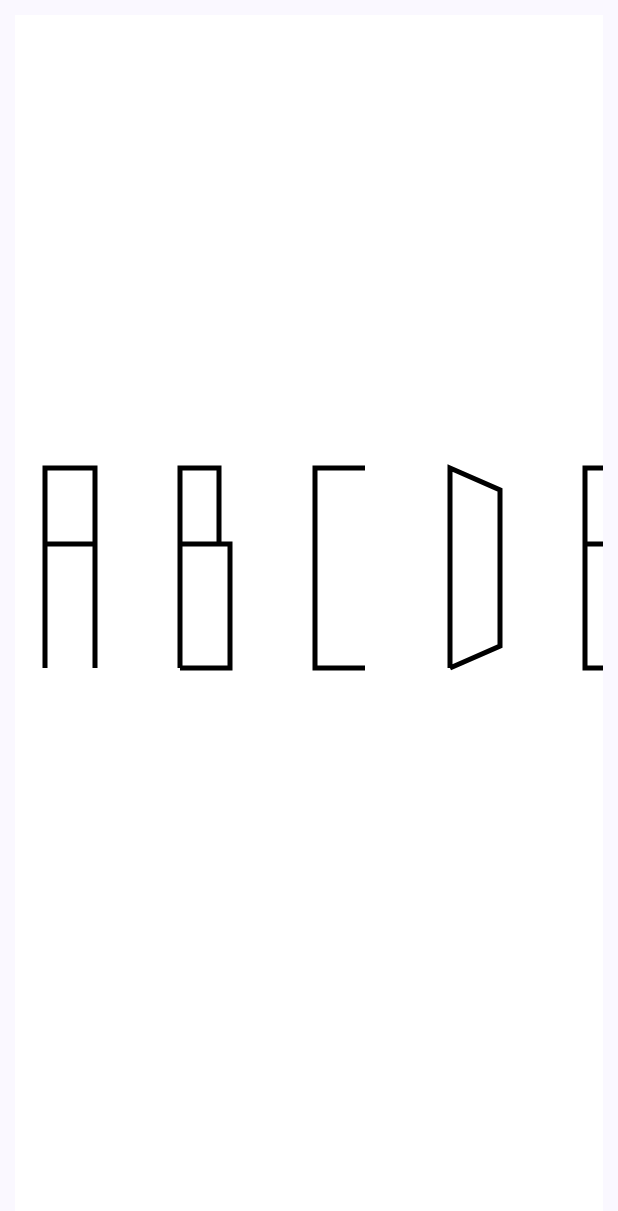
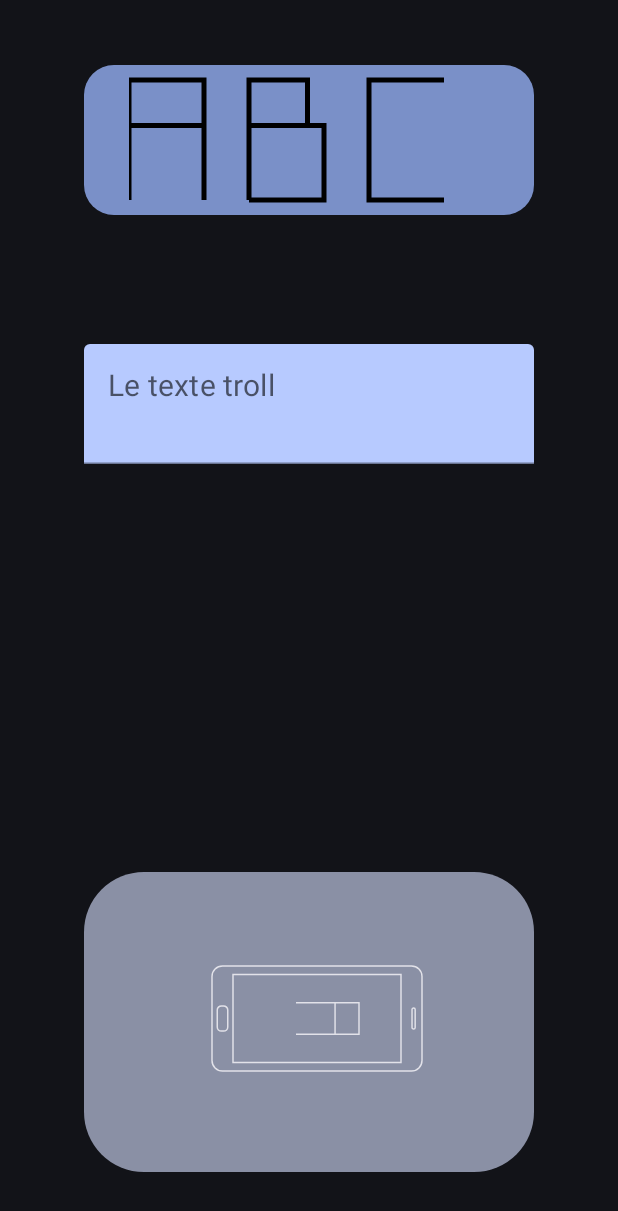
Before and after one commit to SCOTT-HAMILTON/Trollslate, an Android app built with Jetpack Compose: the screen it shows after launch (MainActivity), on a phone screen of 412 x 824 dp. Shown: the top 1211 px of the screen. Run offline under Robolectric (Android 15) with nearby library versions, the phone set to English and light mode, and no system bars.

Commit message:
Modern 3D Phone Anim

```diff
--- /dev/null
+++ b/app/src/main/java/org/scotthamilton/trollslate/Letter.kt
@@ -0,0 +1,214 @@
+package org.scotthamilton.trollslate
+
+import android.graphics.Point
+import android.graphics.PointF
+import android.os.Build
+import android.util.SizeF
+import androidx.annotation.RequiresApi
+import androidx.compose.foundation.Canvas
+import androidx.compose.foundation.background
+import androidx.compose.foundation.layout.*
+import androidx.compose.material3.MaterialTheme
+import androidx.compose.runtime.Composable
+import androidx.compose.ui.Alignment
+import androidx.compose.ui.Modifier
+import androidx.compose.ui.geometry.Size
+import androidx.compose.ui.graphics.Color
+import androidx.compose.ui.graphics.Path
+import androidx.compose.ui.graphics.drawscope.Stroke
+import androidx.compose.ui.unit.dp
+
+enum class RangeType { INDIVIDUALS, GROUP }
+
+data class TypedRange(
+    val range: IntRange,
+    val type: RangeType
+) {
+    override fun toString() =
+        (if (type == RangeType.INDIVIDUALS) "I" else "G") + "(${range})"
+}
+
+private fun IndivRange(start: Int, end: Int) =
+    TypedRange(IntRange(start, end), RangeType.INDIVIDUALS)
+private fun GroupRange(start: Int, end: Int) =
+    TypedRange(IntRange(start, end), RangeType.GROUP)
+
+@RequiresApi(Build.VERSION_CODES.N)
+fun Codon2LetterPath(
+    codon: String,
+    canvas_size: Size
+): Path? {
+    val croppedCodon = codon
+    val groupRanges =
+        listOf(GroupRange(-1, -1)) +
+                """\(\w*\)""".toRegex().findAll(croppedCodon).map {
+                    GroupRange(it.range.first, it.range.last)
+                }.toList() +
+                listOf(GroupRange(croppedCodon.length, croppedCodon.length))
+    val indivRanges = groupRanges.foldRight(
+        GroupRange(0, 0) to mutableListOf<TypedRange>()
+    ) { t, r ->
+        println("t=$t, r=$r")
+        val prev = r.first
+        if (prev.range != 0..0) {
+            val newstart = t.range.last + 1
+            val newend = r.first.range.first - 1
+            if (newend >= newstart) {
+                r.second.add(IndivRange(newstart, newend))
+            }
+        }
+        t to r.second
+    }.second
+    val (sortedRanges, firstPos) = (indivRanges + groupRanges.dropLast(1).drop(1))
+        .sortedBy { it.range.first }.let {
+            val first = it.first()
+            val code = croppedCodon.substring(first.range)
+            if (first.type == RangeType.INDIVIDUALS) {
+                val start_pos = IndivCode2Point(code.first(), Point(0, 0))
+                if (start_pos == null) {
+                    println("[error] invalid start pos `$code`")
+                    return null
+                } else {
+                    listOf(
+                        IndivRange(
+                            first.range.first + 1,
+                            first.range.last
+                        )
+                    ) + it.drop(1) to start_pos
+                }
+            } else {
+                it.drop(1) to GroupCode2Point(code, Point(0, 0))
+            }
+        }
+    val path = Path()
+    var cur_pos_pc = firstPos
+    println("lol codon=$codon, firstPos=$firstPos")
+    path.moveTo(pcToPoint(cur_pos_pc, canvas_size))
+    sortedRanges.forEach {
+        if (it.type == RangeType.INDIVIDUALS) {
+            cur_pos_pc =
+                applyIndivCode2Path(
+                    croppedCodon.substring(it.range),
+                    path,
+                    cur_pos_pc,
+                    canvas_size
+                )
+        } else {
+            cur_pos_pc =
+                applyGroupCode2Path(
+                    croppedCodon.substring(it.range),
+                    path,
+                    cur_pos_pc,
+                    canvas_size
+                )
+        }
+    }
+    return path
+}
+
+@RequiresApi(Build.VERSION_CODES.N)
+@Composable
+private fun Codon2Letter(
+    modifier: Modifier,
+    codon: String,
+    textColor: Color,
+    backgroundColor: Color
+) {
+//    println("lol split output: indivRanges = $indivRanges, groupRanges: $groupRanges, sortedRanges=$sortedRanges")
+    Canvas(
+        modifier = modifier.background(backgroundColor).width(50.dp),
+        onDraw = {
+            drawRect(color = backgroundColor)
+            Codon2LetterPath(codon, size)?.let {
+                drawPath(it, color = textColor, style = Stroke(width = 5f))
+            }
+        }
+    )
+}
+
+private fun Path.moveTo(point: PointF) {
+    moveTo(point.x, point.y)
+}
+
+private fun Path.lineTo(point: PointF) {
+    lineTo(point.x, point.y)
+}
+
+fun IndivCode2Point(code: Char, start_cur_pos_pc: Point) : Point? {
+    val line  = FontData.linesMap[code]
+    return if (line == null) {
+        println("[error] unknown line `$code`")
+        null
+    } else {
+        Point(
+            (if (line is VLine) line.pc else start_cur_pos_pc.x),
+            (if (line is HLine) line.pc else start_cur_pos_pc.y)
+        )
+    }
+}
+
+fun GroupCode2Point(code: String, start_cur_pos_pc: Point) : Point {
+    val lines = code.map { FontData.linesMap[it] }.filterNotNull()
+    return lines.fold(start_cur_pos_pc) { pos, line ->
+        Point(
+            (if (line is VLine) line.pc else pos.x),
+            (if (line is HLine) line.pc else pos.y)
+        )
+    }
+}
+
+fun applyIndivCode2Path(code: String,
+                        path: Path,
+                        start_cur_pos_pc: Point,
+                        canvas_size: Size) : Point {
+    var cur_pos_pc = start_cur_pos_pc
+    code.forEach {
+        IndivCode2Point(it, cur_pos_pc)?.let { new_pos ->
+            println("lol applyIndivCode2Path $code -> $new_pos")
+            path.lineTo(pcToPoint(new_pos, canvas_size))
+            cur_pos_pc = new_pos
+        }
+    }
+    return cur_pos_pc
+}
+fun applyGroupCode2Path(code: String,
+                        path: Path,
+                        start_cur_pos_pc: Point,
+                        canvas_size: Size) : Point {
+    val new_pos = GroupCode2Point(code, start_cur_pos_pc)
+    println("lol applyGroupCode2Path $code -> $new_pos")
+    val p = pcToPoint(new_pos, canvas_size)
+
+    if (code.length >= 2 && code[1] == '_')  {
+        path.moveTo(p)
+    } else {
+        path.lineTo(p)
+    }
+    return new_pos
+}
+
+fun pcToPoint(pcPoint: Point, canvas_size: Size) =
+    PointF(canvas_size.width.toFloat()*pcPoint.x.toFloat()/100f,
+        canvas_size.height.toFloat()*(100-pcPoint.y).toFloat()/100f)
+
+@RequiresApi(Build.VERSION_CODES.N)
+@Composable
+fun Letter(
+    modifier: Modifier,
+    letter: Char = 'A',
+//    canvas_size: SizeF,
+    backgroundColor: Color,
+    textColor: Color
+) {
+    val codon = FontData.lettersCodonTable[letter]
+    if (codon == null) {
+        println("[error] unsupported character `$letter`, can't display it out.")
+    } else {
+        Box (modifier = modifier
+            .fillMaxSize()
+            .background(backgroundColor)) {
+            Codon2Letter(modifier.align(Alignment.Center)
+                .background(backgroundColor), codon, textColor, backgroundColor)
+        }
+    }
+}
--- a/app/src/main/java/org/scotthamilton/trollslate/MainActivity.kt
+++ b/app/src/main/java/org/scotthamilton/trollslate/MainActivity.kt
@@ -1,7 +1,6 @@
 package org.scotthamilton.trollslate
 
-import android.graphics.Point
-import android.graphics.PointF
+import android.graphics.Matrix
 import android.os.Build
 import android.os.Bundle
 import android.util.SizeF
@@ -10,18 +9,31 @@ import androidx.activity.compose.setContent
 import androidx.annotation.RequiresApi
 import androidx.compose.foundation.Canvas
 import androidx.compose.foundation.background
+import androidx.compose.foundation.gestures.Orientation
+import androidx.compose.foundation.gestures.rememberScrollableState
+import androidx.compose.foundation.gestures.scrollable
 import androidx.compose.foundation.layout.*
 import androidx.compose.foundation.lazy.LazyRow
+import androidx.compose.foundation.shape.RoundedCornerShape
+import androidx.compose.material.*
 import androidx.compose.material3.MaterialTheme
 import androidx.compose.material3.Surface
-import androidx.compose.runtime.Composable
+import androidx.compose.runtime.*
 import androidx.compose.ui.Alignment
 import androidx.compose.ui.Modifier
+import androidx.compose.ui.geometry.*
 import androidx.compose.ui.graphics.Color
 import androidx.compose.ui.graphics.Path
+import androidx.compose.ui.graphics.asAndroidPath
+import androidx.compose.ui.graphics.asComposePath
 import androidx.compose.ui.graphics.drawscope.Stroke
+import androidx.compose.ui.graphics.drawscope.rotate
+import androidx.compose.ui.text.TextStyle
+import androidx.compose.ui.text.font.FontWeight
+import androidx.compose.ui.text.input.TextFieldValue
 import androidx.compose.ui.tooling.preview.Preview
 import androidx.compose.ui.unit.dp
+import androidx.compose.ui.unit.sp
 import org.scotthamilton.trollslate.ui.theme.TrollslateTheme
 
 class MainActivity : ComponentActivity() {
@@ -35,182 +47,12 @@ class MainActivity : ComponentActivity() {
                     modifier = Modifier.fillMaxSize(),
                     color = MaterialTheme.colorScheme.background
                 ) {
-                    LettersSlide()
+                    Main()
                 }
             }
         }
     }
 }
-@RequiresApi(Build.VERSION_CODES.N)
-@Composable
-fun Letter(
-    modifier: Modifier,
-    letter: Char = 'A',
-    canvas_size: SizeF
-) {
-    val codon = FontData.lettersCodonTable[letter]
-    if (codon == null) {
-        println("[error] unsupported character `$letter`, can't display it out.")
-    } else {
-        Box (modifier = modifier.fillMaxSize()) {
-            Codon2Letter(modifier.align(Alignment.Center), canvas_size, codon)
-        }
-    }
-}
-
-enum class RangeType { INDIVIDUALS, GROUP }
-
-data class TypedRange(
-    val range: IntRange,
-    val type: RangeType
-) {
-    override fun toString() =
-        (if (type == RangeType.INDIVIDUALS) "I" else "G") + "(${range})"
-}
-
-private fun IndivRange(start: Int, end: Int) =
-    TypedRange(IntRange(start, end), RangeType.INDIVIDUALS)
-private fun GroupRange(start: Int, end: Int) =
-    TypedRange(IntRange(start, end), RangeType.GROUP)
-
-@RequiresApi(Build.VERSION_CODES.N)
-@Composable
-private fun Codon2Letter(
-    modifier: Modifier,
-    canvas_size: SizeF,
-    codon: String
-) {
-    val croppedCodon = codon
-    val groupRanges =
-        listOf(GroupRange(-1, -1)) +
-        """\(\w*\)""".toRegex().findAll(croppedCodon).map {
-            GroupRange(it.range.first, it.range.last)
-        }.toList() +
-        listOf(GroupRange(croppedCodon.length, croppedCodon.length))
-    val indivRanges = groupRanges.foldRight(
-        GroupRange(0, 0) to mutableListOf<TypedRange>()) { t, r ->
-        println("t=$t, r=$r")
-        val prev = r.first
-        if (prev.range != 0..0) {
-            val newstart = t.range.last + 1
-            val newend = r.first.range.first - 1
-            if (newend >= newstart) {
-                r.second.add(IndivRange(newstart, newend))
-            }
-        }
-        t to r.second
-    }.second
-    val (sortedRanges, firstPos) = (indivRanges + groupRanges.dropLast(1).drop(1))
-        .sortedBy { it.range.first }.let {
-            val first = it.first()
-            val code = croppedCodon.substring(first.range)
-            if (first.type == RangeType.INDIVIDUALS) {
-                val start_pos = IndivCode2Point(code.first(), Point(0, 0))
-                if (start_pos == null) {
-                    println("[error] invalid start pos `$code`")
-                    return
-                } else {
-                    listOf(IndivRange(first.range.first + 1, first.range.last)) + it.drop(1) to start_pos
-                }
-            } else {
-                it.drop(1) to GroupCode2Point(code, Point(0, 0))
-            }
-        }
-//    println("lol split output: indivRanges = $indivRanges, groupRanges: $groupRanges, sortedRanges=$sortedRanges")
-    Canvas(
-        modifier = modifier.size(canvas_size.width.dp, canvas_size.height.dp),
-        onDraw = {
-            val path = Path()
-            var cur_pos_pc = firstPos
-            println("lol codon=$codon, firstPos=$firstPos")
-            path.moveTo(pcToPoint(cur_pos_pc, canvas_size))
-            sortedRanges.forEach {
-                if (it.type == RangeType.INDIVIDUALS) {
-                    cur_pos_pc =
-                        applyIndivCode2Path(
-                            croppedCodon.substring(it.range),
-                            path,
-                            cur_pos_pc,
-                            canvas_size
-                        )
-                } else {
-                    cur_pos_pc =
-                        applyGroupCode2Path(
-                            croppedCodon.substring(it.range),
-                            path,
-                            cur_pos_pc,
-                            canvas_size
-                        )
-                }
-            }
-            drawPath(path, color = Color.Black, style = Stroke(width = 5f))
-        }
-    )
-}
-
-private fun Path.moveTo(point: PointF) {
-    moveTo(point.x, point.y)
-}
-private fun Path.lineTo(point: PointF) {
-    lineTo(point.x, point.y)
-}
-
-fun IndivCode2Point(code: Char, start_cur_pos_pc: Point) : Point? {
-    val line  = FontData.linesMap[code]
-    return if (line == null) {
-        println("[error] unknown line `$code`")
-        null
-    } else {
-        Point(
-            (if (line is VLine) line.pc else start_cur_pos_pc.x),
-            (if (line is HLine) line.pc else start_cur_pos_pc.y)
-        )
-    }
-}
-
-fun GroupCode2Point(code: String, start_cur_pos_pc: Point) : Point {
-    val lines = code.map { FontData.linesMap[it] }.filterNotNull()
-    return lines.fold(start_cur_pos_pc) { pos, line ->
-        Point(
-            (if (line is VLine) line.pc else pos.x),
-            (if (line is HLine) line.pc else pos.y)
-        )
-    }
-}
-
-fun applyIndivCode2Path(code: String,
-                        path: Path,
-                        start_cur_pos_pc: Point,
-                        canvas_size: SizeF) : Point {
-    var cur_pos_pc = start_cur_pos_pc
-    code.forEach {
-        IndivCode2Point(it, cur_pos_pc)?.let { new_pos ->
-            println("lol applyIndivCode2Path $code -> $new_pos")
-            path.lineTo(pcToPoint(new_pos, canvas_size))
-            cur_pos_pc = new_pos
-        }
-    }
-    return cur_pos_pc
-}
-fun applyGroupCode2Path(code: String,
-                        path: Path,
-                        start_cur_pos_pc: Point,
-                        canvas_size: SizeF) : Point {
-    val new_pos = GroupCode2Point(code, start_cur_pos_pc)
-    println("lol applyGroupCode2Path $code -> $new_pos")
-    val p = pcToPoint(new_pos, canvas_size)
-
-    if (code.length >= 2 && code[1] == '_')  {
-        path.moveTo(p)
-    } else {
-        path.lineTo(p)
-    }
-    return new_pos
-}
-
-fun pcToPoint(pcPoint: Point, canvas_size: SizeF) =
-    PointF(canvas_size.width*pcPoint.x.toFloat()/100f,
-        canvas_size.height*(100-pcPoint.y).toFloat()/100f)
 
 @RequiresApi(Build.VERSION_CODES.N)
 @Composable
@@ -218,30 +60,136 @@ fun LettersSlide() {
     val letters = 'A'..'Z'
     Box (modifier =
     Modifier
-        .fillMaxWidth()
-        .padding(10.dp)
-        .height(100.dp),
+        .height(100.dp)
+        .width(300.dp)
+        .background(
+            color = MaterialTheme.colorScheme.primaryContainer,
+            shape = RoundedCornerShape(20)
+        ),
         contentAlignment = Alignment.Center)
     {
-        LazyRow()
+        LazyRow(modifier = Modifier
+            .background(MaterialTheme.colorScheme.primaryContainer)
+            .fillMaxSize(0.8f),
+//            contentPadding = PaddingValues(30.dp),
+            horizontalArrangement = Arrangement.spacedBy(30.dp),
+            verticalAlignment = Alignment.CenterVertically
+        )
         {
             items(letters.count()) { index ->
                 Letter(
                     modifier = Modifier
-                        .background(Color.White)
-                        .padding(10.dp),
+                        .background(MaterialTheme.colorScheme.surface)
+                        .fillParentMaxHeight()
+                        .width(50.dp)
+//                        .padding(10.dp)
+                            ,
                     letter = letters.elementAt(index),
-                    canvas_size = SizeF(50f, 200f))
+                    backgroundColor = MaterialTheme.colorScheme.primaryContainer,
+                    textColor = MaterialTheme.colorScheme.onPrimaryContainer)
+//                Divider(thickness = 10.dp)
             }
         }
     }
 }
 
-@RequiresApi(Build.VERSION_CODES.N)
+@Composable
+fun MainTextField() {
+    var text by remember { mutableStateOf(TextFieldValue("")) }
+    var showError by remember { mutableStateOf(false) }
+    TextField(
+        modifier = Modifier
+            .width(300.dp)
+            .height(80.dp),
+        value = text,
+        onValueChange = {
+            text = it
+            showError = !text.text.all { it in 'A'..'Z' }
+        },
+        isError = showError,
+        label = { Text(text = "Le texte troll", fontSize = 20.sp)},
+        placeholder = { Text(text = "Votre texte", fontSize = 17.sp) },
+        colors = TextFieldDefaults.textFieldColors(
+//            textColor = MaterialTheme.colorScheme.onPrimary,
+            backgroundColor = MaterialTheme.colorScheme.primary
+        ),
+        textStyle = TextStyle(
+            fontWeight = FontWeight.Bold,
+            fontSize = 30.sp
+        )
+    )
+}
+
+fun ilerp(from: IntRange, to: IntRange, value: Int) =
+    (value - from.first).toFloat()*to.count().toFloat()/from.count().toFloat()+to.first.toFloat()
+
+@RequiresApi(value = 26)
+@OptIn(ExperimentalMaterialApi::class)
+@Composable
+fun AngleSlide() {
+    var scrollOffset by remember { mutableStateOf(0f) }
+    val scrollRange = IntRange(-1000, 1000)
+    val angleRange = IntRange(10, 80)
+    Box (modifier =
+    Modifier
+        .height(200.dp)
+        .width(300.dp)
+        .background(
+            color = MaterialTheme.colorScheme.secondaryContainer,
+            shape = RoundedCornerShape(20)
+        )
+        .scrollable(
+            orientation = Orientation.Vertical,
+            state = rememberScrollableState { delta ->
+                val new_offset = scrollOffset - delta
+                if (scrollRange.first < new_offset && new_offset < scrollRange.last) {
+                    scrollOffset = new_offset
+                }
+                delta
+            }
+        ),
+        contentAlignment = Alignment.Center) {
+        Row(
+            verticalAlignment = Alignment.CenterVertically
+        ) {
+            Canvas3DPhone(
+                modifier = Modifier
+                    .size(150.dp, 75.dp)
+                    .padding(start = 10.dp),
+                backgroundColor =
+                    MaterialTheme.colorScheme.secondaryContainer,
+                angle = ilerp(
+                    scrollRange,
+                    angleRange,
+                    scrollOffset.toInt()
+                )
+            )
+        }
+    }
+
+}
+
+@RequiresApi(value = 26)
 @Preview(showBackground = true)
 @Composable
-fun DefaultPreview() {
+fun Main() {
     TrollslateTheme {
-        LettersSlide()
+        Surface(
+            modifier = Modifier
+                .fillMaxSize()
+                .background(MaterialTheme.colorScheme.background)
+        ) {
+            Column(
+                horizontalAlignment = Alignment.CenterHorizontally,
+                verticalArrangement = Arrangement.SpaceAround
+            ) {
+                LettersSlide()
+                MainTextField()
+                Spacer(modifier = Modifier
+                    .fillMaxWidth()
+                    .height(100.dp))
+                AngleSlide()
+            }
+        }
     }
 }
--- /dev/null
+++ b/app/src/main/java/org/scotthamilton/trollslate/Modern3DPhonePath.kt
@@ -0,0 +1,153 @@
+package org.scotthamilton.trollslate
+
+import android.graphics.Camera
+import android.graphics.Matrix
+import android.graphics.Paint
+import android.graphics.PointF
+import android.os.Build
+import android.util.SizeF
+import androidx.annotation.RequiresApi
+import androidx.compose.foundation.Canvas
+import androidx.compose.foundation.background
+import androidx.compose.foundation.layout.width
+import androidx.compose.material3.MaterialTheme
+import androidx.compose.runtime.Composable
+import androidx.compose.ui.Modifier
+import androidx.compose.ui.geometry.*
+import androidx.compose.ui.graphics.*
+import androidx.compose.ui.graphics.drawscope.Stroke
+import androidx.compose.ui.tooling.preview.Preview
+import androidx.compose.ui.unit.dp
+import androidx.compose.ui.graphics.drawscope.drawIntoCanvas
+import androidx.core.graphics.withMatrix
+
+@RequiresApi(Build.VERSION_CODES.N)
+fun Modern3DPhonePath(phoneDims: SizeF) : Path {
+    val bottomStripFrac = 0.1f
+    val topStripFrac = 0.1f
+    val bottomButtonSizeFrac = SizeF(0.05f, 0.24f)
+    val topNotchSizeFrac = SizeF(0.015f, 0.2f)
+    return Path().apply {
+        val radius = CornerRadius(phoneDims.width*0.05f, phoneDims.width*0.05f)
+        addRoundRect(
+            RoundRect(
+                0f, 0f, phoneDims.width, phoneDims.height,
+                radius, radius, radius, radius
+            )
+        )
+        addPath(
+            Path().apply {
+                addRect(
+                    Rect(
+                    phoneDims.width*bottomStripFrac,
+                    phoneDims.height*0.08f,
+                    phoneDims.width*(1f-topStripFrac),
+                    phoneDims.height*0.92f)
+                )
+            }
+        )
+        addPath(
+            Path().apply {
+                val radius = CornerRadius(phoneDims.width*0.02f, phoneDims.width*0.02f)
+                val width = bottomButtonSizeFrac.width*phoneDims.width
+                val height = bottomButtonSizeFrac.height*phoneDims.height
+                val bottomStripWidth = bottomStripFrac*phoneDims.width
+                addRoundRect(
+                    RoundRect(
+                        bottomStripWidth/2f-width/2f,
+                        phoneDims.height/2f-height/2f,
+                        bottomStripWidth/2f+width/2f,
+                        phoneDims.height/2f+height/2f,
+                        radius, radius, radius, radius
+                    )
+                )
+            }
+        )
+        addPath(
+            Path().apply {
+                val radius = CornerRadius(phoneDims.width*0.02f, phoneDims.width*0.02f)
+                val width = topNotchSizeFrac.width*phoneDims.width
+                val height = topNotchSizeFrac.height*phoneDims.height
+                val topStripWidth = topStripFrac*phoneDims.width
+                addRoundRect(
+                    RoundRect(
+                        phoneDims.width-topStripWidth*0.4f-width/2f,
+                        phoneDims.height/2f-height/2f,
+                        phoneDims.width-topStripWidth*0.4f+width/2f,
+                        phoneDims.height/2f+height/2f,
+                        radius, radius, radius, radius
+                    )
+                )
+            }
+        )
+        FontData.lettersCodonTable['A']?.let { codon ->
+            val size = Size(phoneDims.height*0.3f, phoneDims.width*0.3f)
+            Codon2LetterPath(codon, size)?.let {
+                val rotatedPath = it.asAndroidPath()?.apply {
+                    transform(
+                        Matrix().also { matrix ->
+                            matrix.setRotate(90f, 0f, 0f)
+                        }
+                    )
+                }.asComposePath()
+                val width = rotatedPath.getBounds().width
+                val height = rotatedPath.getBounds().height
+                addPath(
+                    rotatedPath,
+                    Offset(
+                        phoneDims.width*1.0f-width,
+                        phoneDims.height/2f-height/2f
+                    )
+                )
+            }
+        }
+    }
+}
+
+//@RequiresApi(Build.VERSION_CODES.N)
+@RequiresApi(value = 26)
+@Composable
+fun Canvas3DPhone(
+    modifier: Modifier = Modifier,
+    backgroundColor: Color = MaterialTheme.colorScheme.background,
+    onBackgroundColor: Color = MaterialTheme.colorScheme.onBackground,
+    angle: Float
+) {
+    Canvas(
+        modifier = modifier
+            .background(backgroundColor),
+        onDraw = {
+            val ratio = size.width/size.height
+            val phoneDims = if (ratio > 2.0f) {
+                SizeF(size.height*2f, size.height)
+            } else {
+                SizeF(size.width, size.width/2f)
+            }
+            val phonePath = Modern3DPhonePath(phoneDims)
+            val lines = phonePath.asAndroidPath().approximate(0.5f)
+                .asIterable().chunked(3).map {  PointF(it[1], it[2]) }
+            println("lines=$lines")
+            drawIntoCanvas { canvas ->
+                var matrix = Matrix()
+                Camera().apply {
+                    rotateX(68f)
+                    rotateY(-angle)
+                    translate(-150f, 0f, 100f)
+                }.getMatrix(matrix)
+                canvas.nativeCanvas.concat(matrix)
+                canvas.nativeCanvas.drawPath(
+                    phonePath.asAndroidPath(),
+                    Paint().apply {
+                        color = onBackgroundColor.toArgb()
+                        strokeWidth = size.width*0.007f
+                        style = Paint.Style.STROKE
+                    }
+                )
+//                drawPath(
+//                    ,
+//                    color = onBackgroundColor,
+//                    style = Stroke(width = size.width*0.007f))
+            }
+        }
+    )
+}
--- a/app/src/main/java/org/scotthamilton/trollslate/ui/theme/Theme.kt
+++ b/app/src/main/java/org/scotthamilton/trollslate/ui/theme/Theme.kt
@@ -39,7 +39,8 @@ private val LightColorScheme = lightColorScheme(
 
 @Composable
 fun TrollslateTheme(
-    darkTheme: Boolean = isSystemInDarkTheme(),
+//    darkTheme: Boolean = isSystemInDarkTheme(),
+    darkTheme: Boolean = true,
     // Dynamic color is available on Android 12+
     dynamicColor: Boolean = true,
     content: @Composable () -> Unit
```
Also changed, not shown: app/build.gradle (+5 -4 lines).
